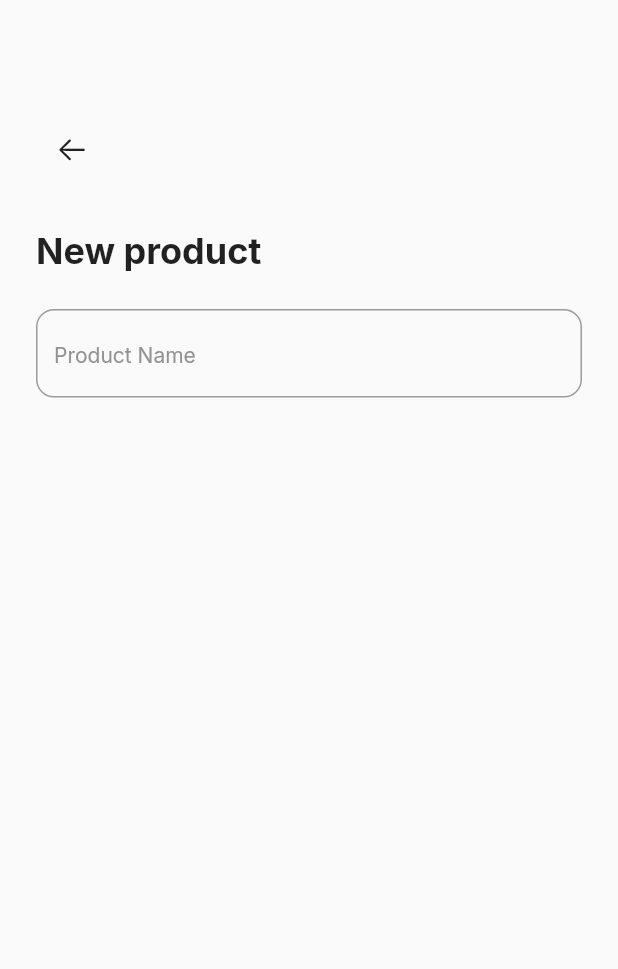
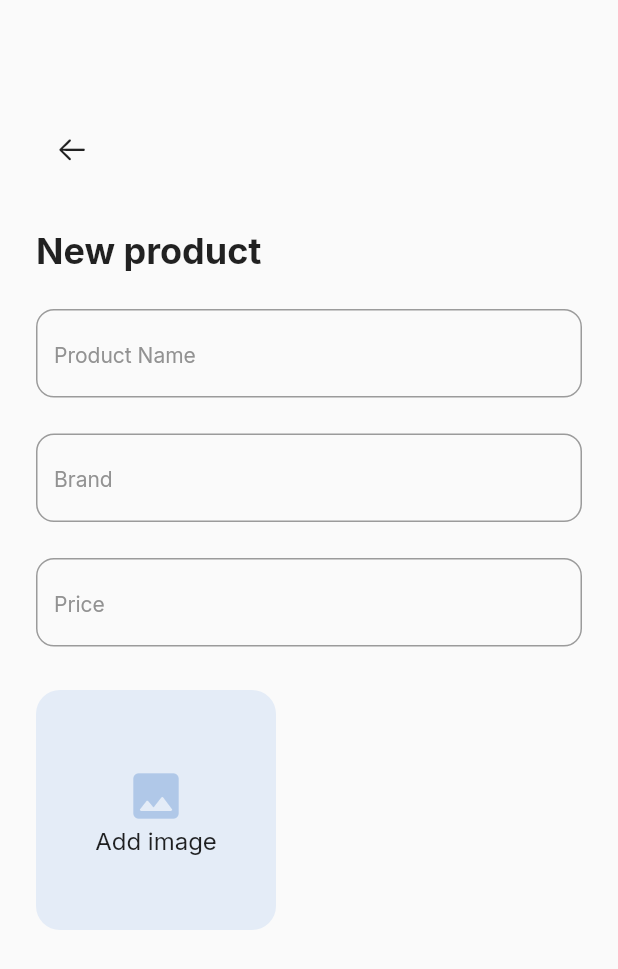
Before and after one commit to maoja37/screeApp, a Flutter app: the NewProductScreen screen opened directly, on a phone screen of 412 x 824 dp. Shown: the top 969 px of the screen. Run offline on Flutter 3.47's test engine with Material 2 defaults, Android fonts, the phone set to English and light mode, and no system bars; our stand-ins replace flutter_animation_progress_bar, google_fonts, iconly, syncfusion_flutter_charts.

Commit message:
new commit

```diff
--- a/lib/Screens/DashboardScreens/add_collections.dart
+++ b/lib/Screens/DashboardScreens/add_collections.dart
@@ -1,6 +1,7 @@
 import 'package:flutter/cupertino.dart';
 import 'package:flutter/material.dart';
 import 'package:iconly/iconly.dart';
+import 'package:scree/Screens/DashboardScreens/add_new_product.dart';
 import 'package:scree/constants.dart';
 import 'package:intl/intl.dart';
 
@@ -33,7 +34,11 @@ class AddCollectionScreen extends StatelessWidget {
               SizedBox(
                 height: 42,
               ),
-              Row(
+              GestureDetector(
+                onTap: (){
+                  Navigator.of(context).push(MaterialPageRoute(builder: (builder)=> NewProductScreen()));
+                },
+                child: Row(
                   children: [
                     CircleAvatar(
                         backgroundColor: primary2,
@@ -51,6 +56,7 @@ class AddCollectionScreen extends StatelessWidget {
                       ),
                     )
                   ],
+                ),
               ),
               SizedBox(height: 37),
               Wrap(
--- a/lib/Screens/DashboardScreens/add_new_product.dart
+++ b/lib/Screens/DashboardScreens/add_new_product.dart
@@ -41,6 +41,55 @@ class _NewProductScreenState extends State<NewProductScreen> {
                         borderRadius: BorderRadius.circular(12)),
                   ),
                 ),
+                SizedBox(
+                  height: 24,
+                ),
+                TextFormField(
+                  keyboardType: TextInputType.name,
+                  decoration: InputDecoration(
+                    hintText: 'Brand',
+                    hintStyle: Small.copyWith(color: Color(0xff929292)),
+                    border: OutlineInputBorder(
+                        borderRadius: BorderRadius.circular(12)),
+                  ),
+                ),
+                SizedBox(
+                  height: 24,
+                ),
+                TextFormField(
+                  keyboardType: TextInputType.number,
+                  decoration: InputDecoration(
+                    hintText: 'Price',
+                    hintStyle: Small.copyWith(color: Color(0xff929292)),
+                    border: OutlineInputBorder(
+                        borderRadius: BorderRadius.circular(12)),
+                  ),
+                ),
+                SizedBox(height: 29),
+                Container(
+                  width: 160,
+                  height: 160,
+                  decoration: BoxDecoration(
+                      borderRadius: BorderRadius.circular(16),
+                      color: Color(0xffE4ECF7)),
+                  child: Center(
+                    child: Column(
+                      crossAxisAlignment: CrossAxisAlignment.center,
+                      mainAxisAlignment: MainAxisAlignment.center,
+                      children: [
+                        Icon(
+                          Icons.image_rounded,
+                          color: Color(0xffB0C8E8),
+                          size: 40,
+                        ),
+                        Text(
+                          'Add image',
+                          style: Body,
+                        )
+                      ],
+                    ),
+                  ),
+                )
               ],
             )),
       ),
```
Lines whose indentation alone changed are shown as unchanged.
